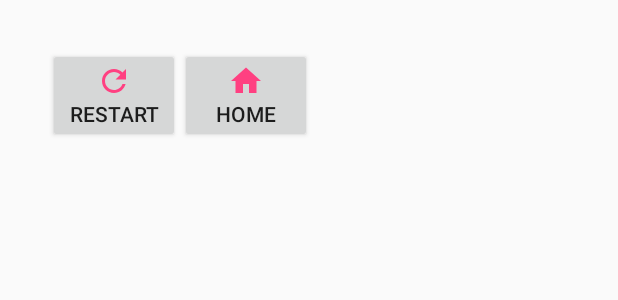
After one commit to muradkhan101/tictactoe-android, an Android app: the layout fragment_control.xml on its own in the app's theme, with its tools: preview values and no code run, on a phone screen of 412 x 824 dp. The commit adds this screen. Shown: the top 300 px of the screen. Run offline under Robolectric (Android 15) with nearby library versions, the phone set to English and light mode, and no system bars.

Commit message:
Completed game play logic, updated some layouts, and added resources

```diff
--- /dev/null
+++ b/app/src/main/res/drawable/home.xml
@@ -0,0 +1,9 @@
+<vector xmlns:android="http://schemas.android.com/apk/res/android"
+        android:width="24dp"
+        android:height="24dp"
+        android:viewportWidth="24.0"
+        android:viewportHeight="24.0">
+    <path
+        android:fillColor="#FFFF4081"
+        android:pathData="M10,20v-6h4v6h5v-8h3L12,3 2,12h3v8z"/>
+</vector>
--- /dev/null
+++ b/app/src/main/res/drawable/restart.xml
@@ -0,0 +1,9 @@
+<vector xmlns:android="http://schemas.android.com/apk/res/android"
+        android:width="24dp"
+        android:height="24dp"
+        android:viewportWidth="24.0"
+        android:viewportHeight="24.0">
+    <path
+        android:fillColor="#FF4081"
+        android:pathData="M17.65,6.35C16.2,4.9 14.21,4 12,4c-4.42,0 -7.99,3.58 -7.99,8s3.57,8 7.99,8c3.73,0 6.84,-2.55 7.73,-6h-2.08c-0.82,2.33 -3.04,4 -5.65,4 -3.31,0 -6,-2.69 -6,-6s2.69,-6 6,-6c1.66,0 3.14,0.69 4.22,1.78L13,11h7V4l-2.35,2.35z"/>
+</vector>
--- a/app/src/main/res/layout/activity_game.xml
+++ b/app/src/main/res/layout/activity_game.xml
@@ -22,5 +22,11 @@
         android:layout_width="wrap_content"
         android:layout_height="wrap_content"
         tools:layout="@layout/fragment_game" />
+    <fragment
+        android:id="@+id/fragment_game_control"
+        android:layout_width="wrap_content"
+        android:layout_height="wrap_content"
+        class="com.example.muradkhan.tictactoe.ControlFragment"
+        tools:layout="@layout/fragment_control"/>
     </LinearLayout>
 </FrameLayout>
--- /dev/null
+++ b/app/src/main/res/layout/fragment_control.xml
@@ -0,0 +1,23 @@
+<?xml version="1.0" encoding="utf-8"?>
+<LinearLayout xmlns:android="http://schemas.android.com/apk/res/android"
+    xmlns:tools="http://schemas.android.com/tools"
+    android:layout_width="wrap_content"
+    android:layout_height="wrap_content"
+    android:orientation="horizontal"
+    android:padding="@dimen/control_padding"
+    tools:context=".GameActivity">
+    <Button
+        android:id="@+id/button_restart"
+        android:layout_width="wrap_content"
+        android:layout_height="wrap_content"
+        android:elevation="@dimen/elevation_low"
+        android:drawableTop="@drawable/restart"
+        android:text="@string/restart_label"/>
+    <Button
+        android:id="@+id/button_main"
+        android:layout_width="wrap_content"
+        android:layout_height="wrap_content"
+        android:elevation="@dimen/elevation_low"
+        android:drawableTop="@drawable/home"
+        android:text="@string/main_menu_label"/>
+</LinearLayout>
--- a/app/src/main/res/values/dimens.xml
+++ b/app/src/main/res/values/dimens.xml
@@ -16,4 +16,6 @@
 
     <dimen name="small_board_padding">8dp</dimen>
     <dimen name="small_board_margin">4dp</dimen>
+
+    <dimen name="control_padding">32dp</dimen>
 </resources>
--- a/app/src/main/res/values/strings.xml
+++ b/app/src/main/res/values/strings.xml
@@ -11,4 +11,7 @@ This game is played just like regular Tic Tac Toe with one difference: to
 win a tile you have to win a smaller game of Tic Tac Toe inside that tile.\n\
 A tie happens when there are no further moves. In the case of a tie in a small board, that will count as a win for both sides in the larger game.
 </string>
+    <string name="restart_label">Restart</string>
+    <string name="main_menu_label">Home</string>
+    <string name="declare_winner">And the winner is.... %1$s!</string>
 </resources>
```
Also changed, not shown: app/src/main/java/com/example/muradkhan/tictactoe/ControlFragment.kt (added, +20 -0 lines), app/src/main/java/com/example/muradkhan/tictactoe/GameActivity.kt (+7 -6 lines), app/src/main/java/com/example/muradkhan/tictactoe/GameFragment.kt (+43 -37 lines), app/src/main/java/com/example/muradkhan/tictactoe/MainFragment.kt (+6 -6 lines), app/src/main/java/com/example/muradkhan/tictactoe/Tile.kt (+49 -5 lines).
